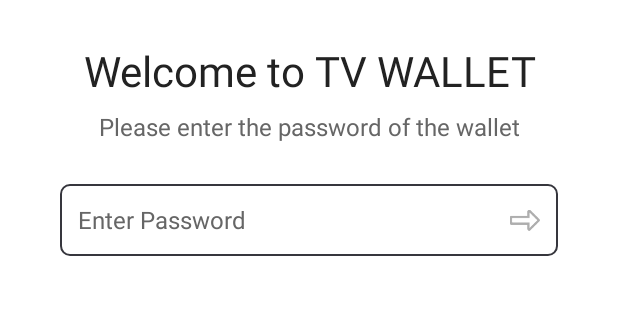
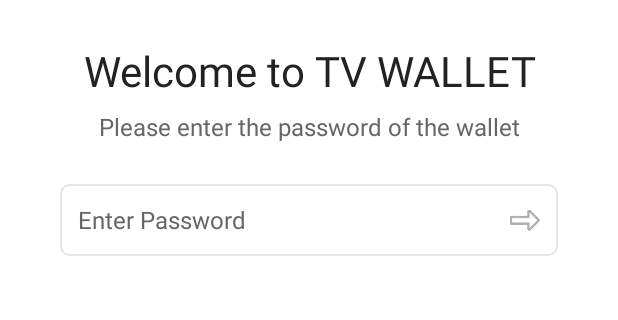
Before and after one commit to tivalueproject/TVspos_Cold-Wallet_Android, an Android app: the VerifyActivity screen opened directly, with no data from a screen before it, on a phone screen of 412 x 824 dp, the part 278-598 px from its top. Run offline under Robolectric (Android 15) with nearby library versions, the light colour scheme and no system bars; our stand-ins replace data binding; pictures from the network do not load.

Commit message:
modify  style

```diff
--- a/app/src/main/res/layout/item_account.xml
+++ b/app/src/main/res/layout/item_account.xml
@@ -88,6 +88,9 @@
         android:orientation="horizontal"
         android:paddingTop="@dimen/normal_padding"
         android:paddingBottom="@dimen/normal_padding"
+        android:background="@drawable/edit_bordered_rounded_background"
+        android:layout_marginStart="16dp"
+        android:layout_marginEnd="16dp"
         android:visibility="gone">
 
         <ImageView
--- a/app/src/main/res/values/colors.xml
+++ b/app/src/main/res/values/colors.xml
@@ -10,7 +10,7 @@
     <color name="bg_common">@color/white</color>
     <color name="text_strong">@color/black_8</color>
     <color name="text_weak">#666666</color>
-    <color name="divider">#36363D</color>
+    <color name="divider">#E5E5E5</color>
     <color name="white_9">#E6FFFFFF</color>
     <color name="text_red">#E63939</color>
     <color name="text_hint">#4B4B52</color>
```
